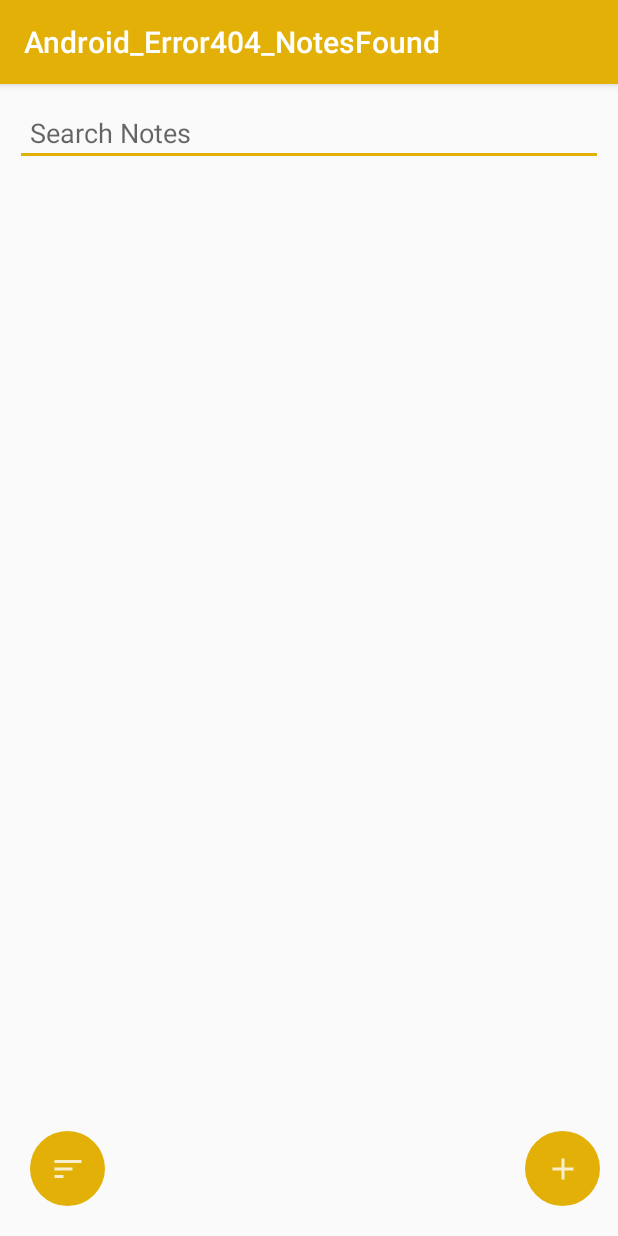
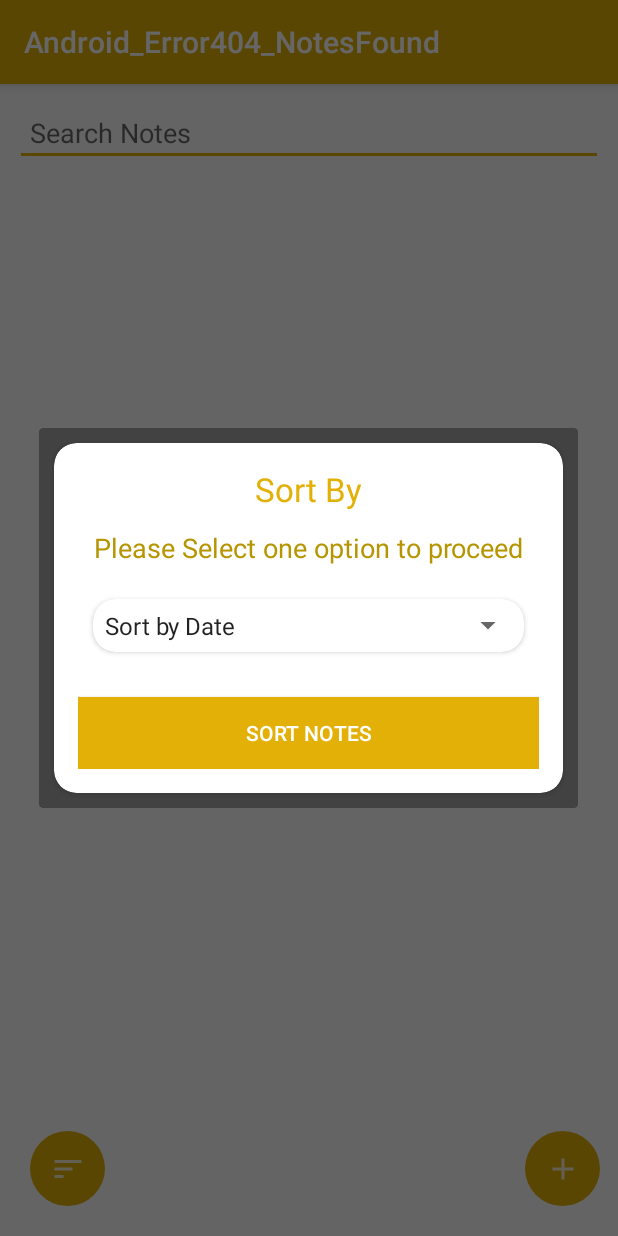
Before and after one commit to rizulgoyal/Android_Error404_NotesFound, an Android app: the NotesActivity screen opened directly, with no data from a screen before it, after a tap on an icon or button, on a phone screen of 412 x 824 dp. Run offline under Robolectric (Android 15) with nearby library versions, the phone set to English and light mode, and no system bars; our stand-ins replace Room's generated code.

Commit message:
sort by title or dATE

```diff
--- a/app/src/main/java/com/example/android_error404_notesfound/Activities/MainActivity.java
+++ b/app/src/main/java/com/example/android_error404_notesfound/Activities/MainActivity.java
@@ -68,7 +68,7 @@ public class MainActivity extends AppCompatActivity {
         }
         if (names.isEmpty())
         {
-            names = new ArrayList<>( Arrays.asList( "Home", "Work" ) );
+            names = new ArrayList<>( Arrays.asList( "Home", "Work", "College" ) );
 //        sharedPreferences.edit().putStringSet( "array", new HashSet<String>( names ) ).apply();
 //
 //
@@ -132,22 +132,18 @@ public class MainActivity extends AppCompatActivity {
 
                         try {
                             sharedPreferences.edit().putString(KEY_NAME, ObjectSerializer.serialize( names ) ).apply();
-                        } catch (IOException e) {
+                        }
+                        catch (IOException e)
+                        {
                             e.printStackTrace();
                         }
+
 
                         RecyclerView recyclerView = findViewById(R.id.recyclerCategories);
                         final CategoriesAdapter categoriesAdapter = new CategoriesAdapter(v.getContext());
                         categoriesAdapter.setCategoriesList( names );
                         recyclerView.setAdapter(categoriesAdapter);
-                        LinearLayoutManager layoutManager = new LinearLayoutManager(v.getContext());
-                        recyclerView.setLayoutManager(layoutManager);
                         categoriesAdapter.notifyDataSetChanged();
-
-
-
-
-
 
                         alertDialog.dismiss();
 
--- a/app/src/main/java/com/example/android_error404_notesfound/Activities/NotesActivity.java
+++ b/app/src/main/java/com/example/android_error404_notesfound/Activities/NotesActivity.java
@@ -11,6 +11,7 @@ import androidx.recyclerview.widget.ItemTouchHelper;
 import androidx.recyclerview.widget.LinearLayoutManager;
 import androidx.recyclerview.widget.RecyclerView;
 
+import android.app.AlertDialog;
 import android.app.SearchManager;
 import android.content.Context;
 import android.content.Intent;
@@ -20,11 +21,14 @@ import android.os.Bundle;
 import android.provider.ContactsContract;
 import android.text.Editable;
 import android.text.TextWatcher;
+import android.view.LayoutInflater;
 import android.view.Menu;
 import android.view.MenuItem;
 import android.view.View;
+import android.widget.Button;
 import android.widget.EditText;
 import android.widget.ImageButton;
+import android.widget.Spinner;
 import android.widget.Toast;
 
 import com.example.android_error404_notesfound.Adapters.CategoriesAdapter;
@@ -33,6 +37,7 @@ import com.example.android_error404_notesfound.ModelClasses.Notes;
 import com.example.android_error404_notesfound.R;
 import com.example.android_error404_notesfound.RoomDatabase.NotesDB;
 import com.example.android_error404_notesfound.SwipeToDeleteCallbackForNotes;
+import com.google.android.gms.maps.GoogleMap;
 
 import java.util.ArrayList;
 import java.util.Collections;
@@ -106,16 +111,46 @@ public class NotesActivity extends AppCompatActivity {
 
             @Override
             public void onClick(View v) {
-                //Toast.makeText( getApplicationContext(),"asfszdfz",Toast.LENGTH_SHORT ).show();
-                Collections.sort( notesList, new Comparator<Notes>() {
+
+
+
+
+                AlertDialog.Builder builder1 = new AlertDialog.Builder( v.getContext() );
+                // builder.setTitle( "Edit Employee" );
+                LayoutInflater inflater1 = LayoutInflater.from( v.getContext() );
+
+                View v1 = inflater1.inflate( R.layout.select_sorttype_layout,null );
+                builder1.setView( v1 );
+                final AlertDialog alertDialog1 = builder1.create();
+                alertDialog1.show();
+                final Spinner spinnerSort = v1.findViewById( R.id.spinnerSortTypes );
+                Button buttonChangeSort = v1.findViewById( R.id.button_sortNotes );
+
+                buttonChangeSort.setOnClickListener( new View.OnClickListener() {
                     @Override
-                    public int compare(final Notes o1,final Notes o2) {
-                        Toast.makeText( getApplicationContext(),o1.getTitle()+o2.getTitle(),Toast.LENGTH_SHORT ).show();
-                        return o1.getTitle().compareTo( o2.getTitle() );
+                    public void onClick(View v) {
+
+                        String sortType = spinnerSort.getSelectedItem().toString();
+                        if (sortType.equalsIgnoreCase( "Sort by Date" ))
+                        {
+                            SortNotes( "date" );
+
+                        }
+                        else if (sortType.equalsIgnoreCase( "Sort by Title" ))
+                        {
+                            SortNotes( "title" );
+                        }
+
+
+                        alertDialog1.dismiss();
+
+
+
                     }
                 } );
-                //notesAdapter.setNotesList(notesList);
-                notesAdapter.notifyDataSetChanged();
+
+
+
             }
 
         } );
@@ -124,6 +159,31 @@ public class NotesActivity extends AppCompatActivity {
 
 
 
+    }
+
+    private void SortNotes(final String sortby)
+    {
+
+        //Toast.makeText( getApplicationContext(),"asfszdfz",Toast.LENGTH_SHORT ).show();
+        Collections.sort( notesList, new Comparator<Notes>() {
+            @Override
+            public int compare(final Notes o1,final Notes o2) {
+                //Toast.makeText( getApplicationContext(),o1.getTitle()+o2.getTitle(),Toast.LENGTH_SHORT ).show();
+               if(sortby.equalsIgnoreCase( "date" ))
+               {
+                   return o1.getDateCreated().compareTo( o2.getDateCreated() );
+
+               }
+               else if(sortby.equalsIgnoreCase( "title" ))
+               {
+                   return o1.getTitle().compareTo( o2.getTitle() );
+
+               }
+               return 0;
+            }
+        } );
+        //notesAdapter.setNotesList(notesList);
+        notesAdapter.notifyDataSetChanged();
     }
 
     private void loadNotes()
--- a/app/src/main/java/com/example/android_error404_notesfound/Adapters/CategoriesAdapter.java
+++ b/app/src/main/java/com/example/android_error404_notesfound/Adapters/CategoriesAdapter.java
@@ -55,6 +55,11 @@ public class CategoriesAdapter extends RecyclerView.Adapter<CategoriesAdapter.Vi
 
     public void setCategoriesList(ArrayList<String> categoriesList) {
         this.categoriesList = categoriesList;
+    }
+
+    public  void clearCategories()
+    {
+        categoriesList.clear();
     }
 
     public Context getContext() {
@@ -133,11 +138,10 @@ public class CategoriesAdapter extends RecyclerView.Adapter<CategoriesAdapter.Vi
     public void deleteItem(int position) {
 
         String category = categoriesList.get(position);
+        categoriesList.remove( category );
 
         sharedPreferences = context.getSharedPreferences( SHARED_PREF, MODE_PRIVATE );
 
-        sharedPreferences.edit().remove( KEY_NAME ).apply();
-        categoriesList.remove(position);
         try {
             sharedPreferences.edit().putString( KEY_NAME, ObjectSerializer.serialize( categoriesList ) ).apply();
         } catch (IOException e) {
--- a/app/src/main/res/layout/activity_main.xml
+++ b/app/src/main/res/layout/activity_main.xml
@@ -10,6 +10,7 @@
     <FrameLayout
         android:layout_width="match_parent"
         android:layout_height="match_parent">
+
     <androidx.recyclerview.widget.RecyclerView
         android:layout_width="match_parent"
         android:layout_height="match_parent"
--- /dev/null
+++ b/app/src/main/res/layout/select_sorttype_layout.xml
@@ -0,0 +1,84 @@
+<?xml version="1.0" encoding="utf-8"?>
+<LinearLayout xmlns:android="http://schemas.android.com/apk/res/android"
+    xmlns:app="http://schemas.android.com/apk/res-auto"
+    android:orientation="vertical"
+    android:layout_width="match_parent"
+    android:layout_height="match_parent"
+    android:background="@color/cardview_dark_background">
+
+
+    <androidx.cardview.widget.CardView
+        android:id="@+id/newcard"
+        app:cardCornerRadius="15dp"
+        android:layout_margin="10dp"
+        app:cardElevation="@dimen/cardview_default_radius"
+        android:layout_width="match_parent"
+        android:layout_height="wrap_content">
+    <LinearLayout
+        android:layout_width="match_parent"
+        android:layout_height="wrap_content"
+
+        android:orientation="vertical"
+        android:layout_centerVertical="true"
+        android:padding="16dp"
+        >
+
+        <TextView
+            android:layout_width="match_parent"
+            android:layout_height="wrap_content"
+            android:layout_marginBottom="12dp"
+            android:text="Sort By"
+            android:textAlignment="center"
+            android:textColor="@color/colorPrimary"
+            android:textAppearance="@style/TextAppearance.AppCompat.Large"
+            ></TextView>
+
+        <TextView
+            android:layout_width="match_parent"
+            android:layout_height="wrap_content"
+            android:layout_marginBottom="12dp"
+            android:text="@string/please_select_one_option_to_proceed"
+            android:textAlignment="center"
+            android:textColor="@color/colorPrimaryDark"
+            android:textAppearance="@style/TextAppearance.AppCompat.Medium"
+            ></TextView>
+
+
+
+        <androidx.cardview.widget.CardView
+            android:id="@+id/newcard1"
+            app:cardCornerRadius="15dp"
+            android:layout_margin="10dp"
+            app:cardElevation="@dimen/cardview_default_radius"
+            android:layout_width="match_parent"
+            android:layout_height="wrap_content">
+        <Spinner
+
+            android:layout_width="match_parent"
+            android:layout_height="35dp"
+            android:id="@+id/spinnerSortTypes"
+            android:entries="@array/array_sorttypes">
+
+        </Spinner>
+        </androidx.cardview.widget.CardView>
+
+        <Button
+            android:layout_marginTop="20dp"
+            android:layout_width="match_parent"
+            android:layout_height="wrap_content"
+            android:id="@+id/button_sortNotes"
+            android:text="Sort Notes"
+            android:textColor="@android:color/background_light"
+            android:background="@color/colorPrimary"
+            >
+
+        </Button>
+
+
+    </LinearLayout>
+
+    </androidx.cardview.widget.CardView>
+
+
+
+</LinearLayout>
--- a/app/src/main/res/values/strings.xml
+++ b/app/src/main/res/values/strings.xml
@@ -6,5 +6,12 @@
 
     <string name="api_key">AIzaSyCGNZIaTG3Lj3gj5I6OrIvf9NZMQbz2oeU</string>
     <string name="api_key_class">AIzaSyD2ktEXAQnHpIkh5TqnJgqEaXwcs1olsmY</string>
+    <string name="please_select_one_option_to_proceed">Please Select one option to proceed</string>
 
+<array name="array_sorttypes">
+<item>Sort by Date</item>
+<item>Sort by Title</item>
+
+
+</array>
 </resources>
```
